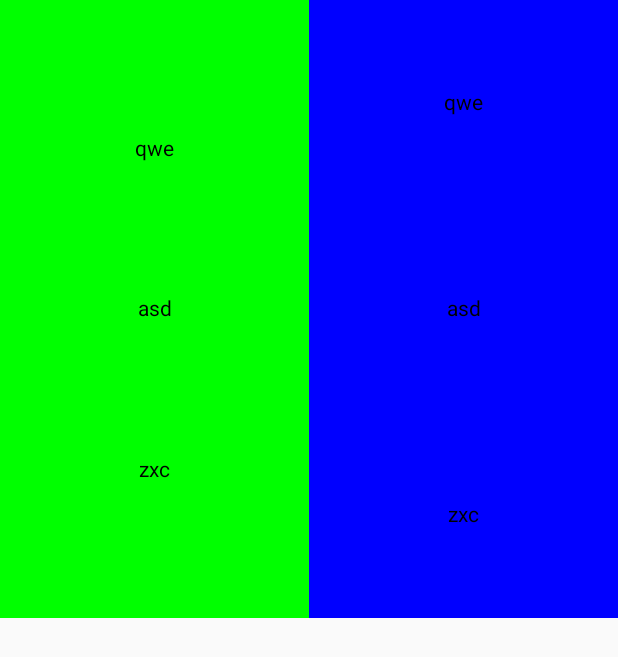
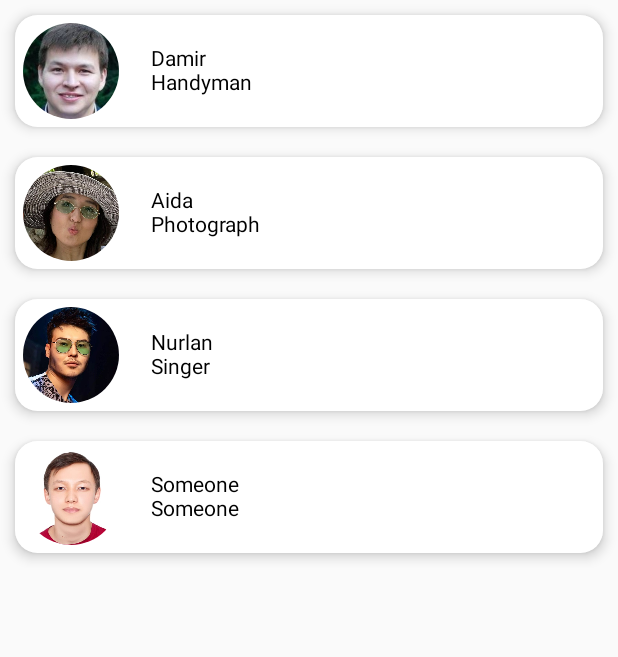
Before and after one commit to TemirlanKN/JetpackCompose, an Android app built with Jetpack Compose: the screen it shows after launch (MainActivity), on a phone screen of 412 x 824 dp. Shown: the top 657 px of the screen. Run offline under Robolectric (Android 15) with nearby library versions, the phone set to English and light mode, and no system bars.

Commit message:
List of guys

```diff
--- a/app/src/main/java/com/trasty/compose/MainActivity.kt
+++ b/app/src/main/java/com/trasty/compose/MainActivity.kt
@@ -1,48 +1,93 @@
 package com.trasty.compose
 
 import android.os.Bundle
+import android.util.Log
+import android.view.View
+import android.widget.Toast
 import androidx.activity.ComponentActivity
 import androidx.activity.compose.setContent
-import androidx.compose.foundation.background
+import androidx.compose.foundation.*
+import androidx.compose.foundation.gestures.detectDragGesturesAfterLongPress
+import androidx.compose.foundation.gestures.detectHorizontalDragGestures
+import androidx.compose.foundation.gestures.detectTapGestures
+import androidx.compose.foundation.gestures.scrollable
 import androidx.compose.foundation.layout.*
+import androidx.compose.foundation.shape.CircleShape
+import androidx.compose.foundation.shape.RoundedCornerShape
+import androidx.compose.material.Card
 import androidx.compose.material.MaterialTheme
 import androidx.compose.material.Surface
 import androidx.compose.material.Text
 import androidx.compose.runtime.Composable
 import androidx.compose.ui.Alignment
 import androidx.compose.ui.Modifier
+import androidx.compose.ui.draw.clip
 import androidx.compose.ui.graphics.Color
+import androidx.compose.ui.input.pointer.pointerInput
+import androidx.compose.ui.layout.ContentScale
+import androidx.compose.ui.res.painterResource
 import androidx.compose.ui.tooling.preview.Preview
+import androidx.compose.ui.unit.dp
 import com.trasty.compose.ui.theme.ComposeTheme
 
 class MainActivity : ComponentActivity() {
     override fun onCreate(savedInstanceState: Bundle?) {
         super.onCreate(savedInstanceState)
         setContent {
-            Row(
-                modifier = Modifier
-                    .background(Color.Gray).fillMaxWidth().fillMaxHeight(0.5f),
+            Column(
+                modifier = Modifier.verticalScroll(rememberScrollState())
+            ){
+                ListItem("Damir", "Handyman")
+                ListItem("Aida", "Photograph")
+                ListItem("Nurlan", "Singer")
+                ListItem("Someone", "Someone")
+            }
+        }
+    }
+}
+
+@Composable
+private fun ListItem(name: String, prof: String){
+    Card(
+        modifier = Modifier
+            .fillMaxWidth()
+            .padding(10.dp)
+            .pointerInput(Unit){
+                detectHorizontalDragGestures { change, dragAmount ->
+                    Log.d("MyLog", "Long press $dragAmount")
+                }
+
+
+            }
+            .clickable {
+                Log.d("MyLog", "Clicked $name")
+            },
+        shape = RoundedCornerShape(15.dp),
+        elevation = 5.dp
+    ){
+        Box(){
+            Row(verticalAlignment = Alignment.CenterVertically){
+                Image(
+                    painter = painterResource(id =
+                    when (name) {
+                        "Damir" -> R.drawable.damir
+                        "Aida" -> R.drawable.aida
+                        "Nurlan" -> R.drawable.nurlan
+                        else -> {R.drawable.my}
+                    }
+                    ),
+                    contentDescription = "Person",
+                    contentScale = ContentScale.Crop,
+                    modifier = Modifier
+                        .padding(5.dp)
+                        .size(64.dp)
+                        .clip(CircleShape)
+                )
+                Column(
+                    modifier = Modifier.padding(start = 16.dp)
                 ) {
-                Column(
-                    modifier = Modifier
-                        .background(Color.Green).fillMaxWidth(0.5f)
-                        .fillMaxHeight(),
-                    verticalArrangement = Arrangement.SpaceEvenly,
-                    horizontalAlignment = Alignment.CenterHorizontally
-                ) {
-                    Text(text = "qwe")
-                    Text(text = "asd")
-                    Text(text = "zxc")
-                }
-                Column(
-                    modifier = Modifier
-                        .background(Color.Blue).fillMaxSize(),
-                    verticalArrangement = Arrangement.SpaceAround,
-                    horizontalAlignment = Alignment.CenterHorizontally
-                ) {
-                    Text(text = "qwe")
-                    Text(text = "asd")
-                    Text(text = "zxc")
+                    Text(text = name)
+                    Text(text = prof)
                 }
             }
         }
```
Also changed, not shown: app/src/main/res/drawable-v24/aida.jpg (added), app/src/main/res/drawable-v24/damir.jpg (added), app/src/main/res/drawable-v24/my.jpg (added), app/src/main/res/drawable-v24/nurlan.jpg (added).
